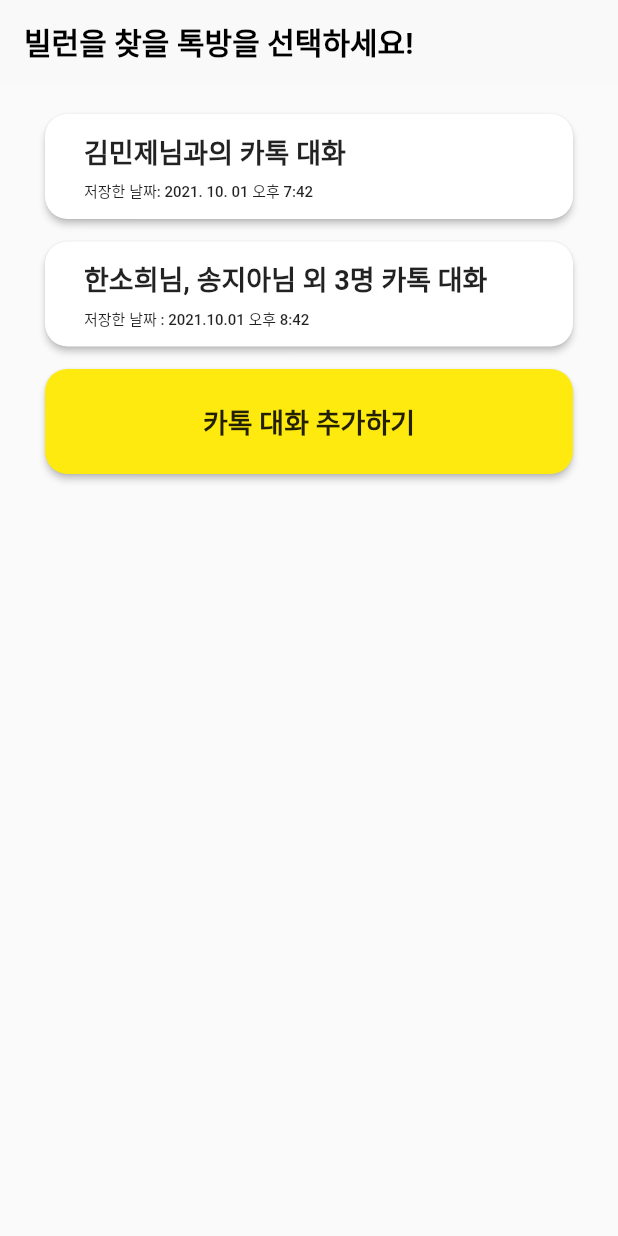
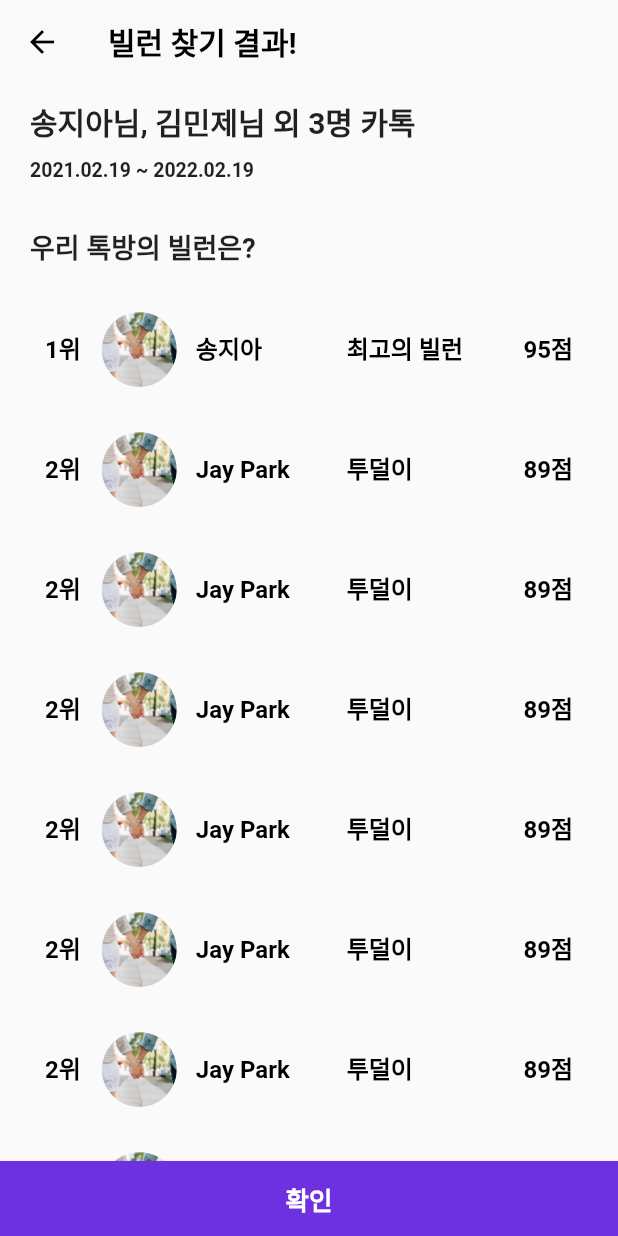
Before and after one commit to meannnj/katalkhae, a Flutter app: the screen it shows after launch, after a tap on "한소희님, 송지아님 외 3명 카톡 대화", on a phone screen of 412 x 824 dp. Run offline on Flutter 3.47's test engine with Material 2 defaults, Android fonts, the phone set to English and light mode, and no system bars; drawn by our look-alikes of google_mobile_ads; our stand-ins replace file_picker, logger; missing offline and left inert: favorite_button, file_picker_cross; network calls fail.

Commit message:
새로운 버전 업

```diff
--- /dev/null
+++ b/lib/items/my_vilResult.dart
@@ -0,0 +1,127 @@
+import 'package:flutter/material.dart';
+import 'package:katalkhae/config/palette.dart';
+
+class MyVilResult extends StatelessWidget {
+  //const MyButton({ Key? key }) : super(key: key);
+
+  const MyVilResult(
+      {
+      this.rank,
+      this.image,
+      this.name,
+      this.type,
+      this.score,
+      this.onPressed});
+
+  final String? rank;
+  final String? image;
+  final String? name;
+  final String? type;
+  final String? score;
+  final VoidCallback? onPressed;
+
+  @override
+  Widget build(BuildContext context) {
+    return Container(
+      padding:
+      const EdgeInsets.only(top: 15, bottom: 15, left: 10, right: 10),
+      child:
+      Row(mainAxisAlignment: MainAxisAlignment.spaceBetween, children: [
+        Expanded(
+          flex: 1,
+          child: Container(
+            child: Column(
+                crossAxisAlignment: CrossAxisAlignment.start,children: [
+              Text(
+                rank!,
+                softWrap: true,
+                //overflow: TextOverflow.ellipsis,
+                style: TextStyle(
+                  height: 1.3,
+                  color: Colors.black,
+                  fontSize: 16,
+                  fontWeight: FontWeight.bold,
+                ),
+              ),
+            ]
+            ),
+          ),
+        ),
+        Expanded(
+          flex: 3,
+          child: Container(
+              width: 50,
+              height: 50,
+              decoration: BoxDecoration(
+                  shape: BoxShape.circle,
+                  image: DecorationImage(
+                      fit: BoxFit.fill, image: AssetImage('images/item1.png')))),
+        ),
+
+        Expanded(
+          flex: 4,
+          child: Container(
+            child: Column(
+                crossAxisAlignment: CrossAxisAlignment.start,children: [
+              Text(
+                name!,
+                softWrap: true,
+                //overflow: TextOverflow.ellipsis,
+                style: TextStyle(
+                  height: 1.3,
+                  color: Colors.black,
+                  fontSize: 16,
+                  fontWeight: FontWeight.bold,
+                ),
+              ),
+            ]
+            ),
+          ),
+        ),
+
+        Expanded(
+          flex: 4,
+          child: Container(
+            child: Column(
+                crossAxisAlignment: CrossAxisAlignment.start,children: [
+              Text(
+                type!,
+                softWrap: true,
+                //overflow: TextOverflow.ellipsis,
+                style: TextStyle(
+                  height: 1.3,
+                  color: Colors.black,
+                  fontSize: 16,
+                  fontWeight: FontWeight.bold,
+                ),
+              ),
+            ]
+            ),
+          ),
+        ),
+        //const Spacer(flex:1),
+
+        Expanded(
+          flex: 2,
+          child: Container(
+            child: Column(
+                crossAxisAlignment: CrossAxisAlignment.end,children: [
+              Text(
+                score!,
+                softWrap: true,
+                //overflow: TextOverflow.ellipsis,
+                style: TextStyle(
+                  height: 1.3,
+                  color: Colors.black,
+                  fontSize: 16,
+                  fontWeight: FontWeight.bold,
+                ),
+              ),
+            ]
+            ),
+          ),
+        ),
+      ]),
+    );
+  }
+}
--- a/lib/screens/main_talklist.dart
+++ b/lib/screens/main_talklist.dart
@@ -4,6 +4,7 @@ import 'package:katalkhae/config/palette.dart';
 import 'package:katalkhae/items/my_talk.dart';
 import 'package:katalkhae/screens/ad_screen.dart';
 import 'package:katalkhae/helpers/logger.dart';
+import 'package:katalkhae/screens/result_vil.dart';
 import 'package:katalkhae/widget/katalk_list_button.dart';
 import 'package:flutter/foundation.dart';
 import 'package:google_mobile_ads/google_mobile_ads.dart';
@@ -87,7 +88,13 @@ class TalklistScreen extends StatelessWidget {
                             MyTalk(
                               title: '한소희님, 송지아님 외 3명 카톡 대화',
                               date: '2021.10.01 오후 8:42',
-                              onPressed: () {},
+                              onPressed: () {
+                                Navigator.push(
+                                  context,
+                                  MaterialPageRoute(
+                                      builder: (context) => ResultVilScreen()),
+                                );
+                              },
                             ),
                             const SizedBox(
                               height: 15.0,
--- /dev/null
+++ b/lib/screens/result_vil.dart
@@ -0,0 +1,183 @@
+import 'package:flutter/material.dart';
+import 'package:katalkhae/config/palette.dart';
+import 'package:katalkhae/items/my_result.dart';
+import 'package:katalkhae/items/my_vilResult.dart';
+
+class ResultVilScreen extends StatelessWidget {
+  const ResultVilScreen({Key? key}) : super(key: key);
+
+  @override
+  Widget build(BuildContext context) {
+
+    return Scaffold(
+        appBar: AppBar(
+          title: const Text(
+            '빌런 찾기 결과!',
+            style: TextStyle(fontWeight: FontWeight.bold),
+          ),
+          elevation: 0.0,
+          backgroundColor: Palette.backgroundColor,
+        ),
+        body: Container(
+          //padding: const EdgeInsets.only(top: 0, left: 20, right: 20),
+          child: Column(children: [
+            Expanded(
+              child: SingleChildScrollView(
+                child: Padding(
+                  padding: const EdgeInsets.only(top: 0, left: 20, right: 20),
+                  child: Column(
+                    crossAxisAlignment: CrossAxisAlignment.start,
+                    children: <Widget>[
+                      const SizedBox(
+                        height: 10.0,
+                      ),
+                      const Text('송지아님, 김민제님 외 3명 카톡',
+                          style: TextStyle(
+                            color: Colors.black87,
+                            fontSize: 20,
+                            fontWeight: FontWeight.bold,
+                          )),
+                      const SizedBox(
+                        height: 10,
+                      ),
+                      const Text('2021.02.19 ~ 2022.02.19',
+                          style: TextStyle(
+                            color: Colors.black87,
+                            fontSize: 13,
+                            fontWeight: FontWeight.bold,
+                          )),
+                      const SizedBox(
+                        height: 30,
+                      ),
+                      const Text('우리 톡방의 빌런은?',
+                          style: TextStyle(
+                            color: Colors.black87,
+                            fontSize: 18,
+                            fontWeight: FontWeight.bold,
+                          )),
+                      Container(
+                        child: Padding(
+                          padding: const EdgeInsets.all(0),
+                          child: Column(
+                            children: [
+                              const SizedBox(
+                                height: 15.0,
+                              ),
+                              MyVilResult(
+                                rank: '1위',
+                                image: 'images/item1.png',
+                                name: '송지아',
+                                type: '최고의 빌런',
+                                score: '95점',
+                                onPressed: () {
+                                },
+                              ),
+
+                              MyVilResult(
+                                rank: '2위',
+                                image: 'images/glogo.png',
+                                name: 'Jay Park',
+                                type: '투덜이',
+                                score: '89점',
+                                onPressed: () {
+                                },
+                              ),
+
+                              MyVilResult(
+                                rank: '2위',
+                                image: 'images/glogo.png',
+                                name: 'Jay Park',
+                                type: '투덜이',
+                                score: '89점',
+                                onPressed: () {
+                                },
+                              ),
+                              MyVilResult(
+                                rank: '2위',
+                                image: 'images/glogo.png',
+                                name: 'Jay Park',
+                                type: '투덜이',
+                                score: '89점',
+                                onPressed: () {
+                                },
+                              ),
+                              MyVilResult(
+                                rank: '2위',
+                                image: 'images/glogo.png',
+                                name: 'Jay Park',
+                                type: '투덜이',
+                                score: '89점',
+                                onPressed: () {
+                                },
+                              ),
+                              MyVilResult(
+                                rank: '2위',
+                                image: 'images/glogo.png',
+                                name: 'Jay Park',
+                                type: '투덜이',
+                                score: '89점',
+                                onPressed: () {
+                                },
+                              ),
+                              MyVilResult(
+                                rank: '2위',
+                                image: 'images/glogo.png',
+                                name: 'Jay Park',
+                                type: '투덜이',
+                                score: '89점',
+                                onPressed: () {
+                                },
+                              ),
+                              MyVilResult(
+                                rank: '2위',
+                                image: 'images/glogo.png',
+                                name: 'Jay Park',
+                                type: '투덜이',
+                                score: '89점',
+                                onPressed: () {
+                                },
+                              ),
+
+
+                            ],
+                          ),
+                        ),
+                      ),
+                    ],
+                  ),
+                ),
+              ),
+            ),
+
+            //하단 고정 버튼
+            SizedBox(
+                height: 50,
+                width: double.maxFinite,
+                child: ElevatedButton(
+                  onPressed: () {
+                    Navigator.pop(context);
+                  },
+                  child: const Text(
+                    '확인',
+                    style: TextStyle(
+                      //letterSpacing: 1.0,
+                      fontSize: 17,
+                      color: Colors.white,
+                      fontWeight: FontWeight.bold,
+                    ),
+                  ),
+                  style: ElevatedButton.styleFrom(
+                    //minimumSize: const Size(390, 0),
+                    primary: Palette.mainColor, // background
+                    // //onPrimary: Palette.mainColor, //foreground
+                    shape:
+                    RoundedRectangleBorder(borderRadius: BorderRadius.circular(0)),
+                  ),
+
+                )
+            ),
+
+          ]),
+        ));
+  }
+}
```
Also changed, not shown: lib/items/my_result.dart (+19 -19 lines).
